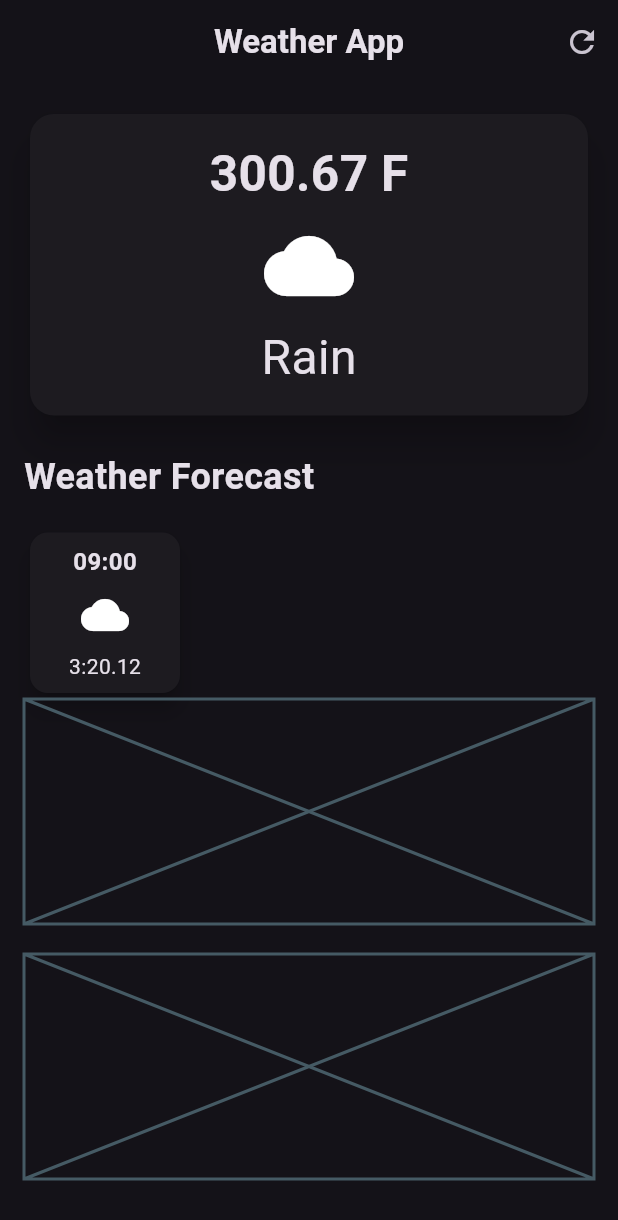
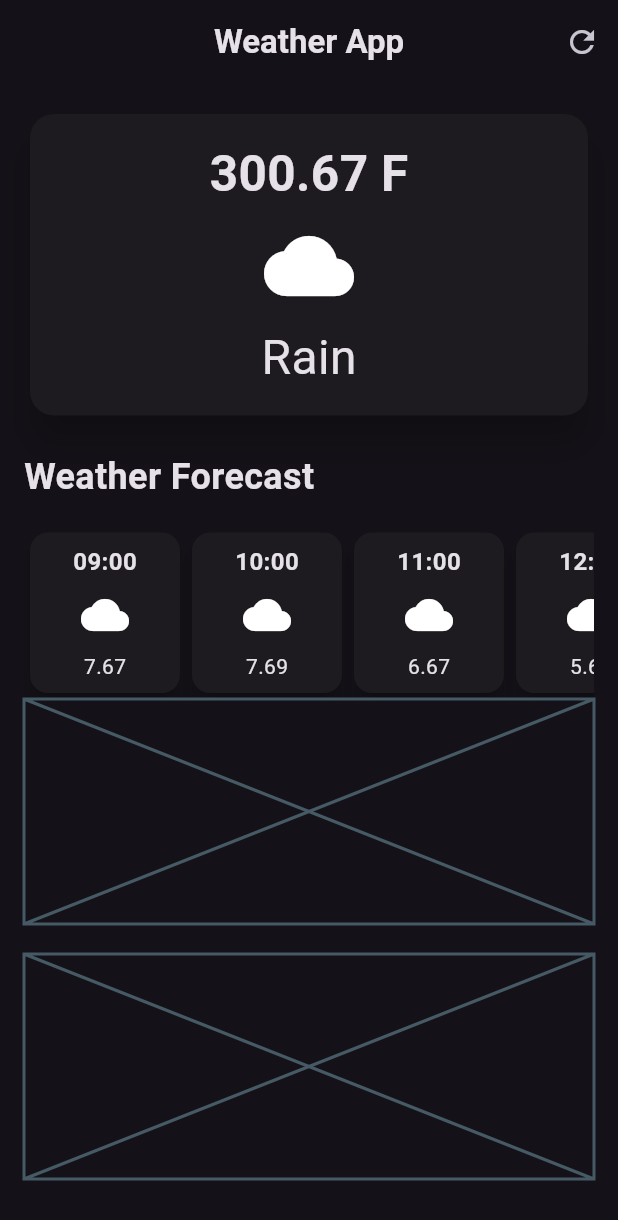
Before and after one commit to GreatGrant/Flutter-Weather-App, a Flutter app: the screen it shows after launch, on a phone screen of 412 x 824 dp. Shown: the top 1220 px of the screen. Run offline on Flutter 3.47's test engine with Material 3 defaults, Android fonts, the phone set to English and light mode, and no system bars.

```diff
--- a/lib/screens/pages/waether_screen.dart
+++ b/lib/screens/pages/waether_screen.dart
@@ -73,40 +73,17 @@ class HomePageState extends State<HomePage>{
             ),
             ),
             const SizedBox(height:  16),
-            Row(
-              children: [
-                Card(
-                  elevation: 6,
-                    child: Container(
-                      width: 100,
-                      padding: const EdgeInsets.all(8),
-                      decoration: BoxDecoration(
-                        borderRadius: BorderRadius.circular(12),
-                      ),
-                      child: const Column(
-                        children: [
-                          Text(
-                            "09:00",
-                            style: TextStyle(
-                                fontSize: 16,
-                                fontWeight: FontWeight.bold
-                            ),
-                          ),
-                          SizedBox(height: 8),
-                          Icon(
-                            Icons.cloud,
-                            size: 32,
-                          ),
-                          SizedBox(height: 8),
-                          Text(
-                            "3:20.12",
-                          ),
-                        ],
-                      ),
-                    ),
-
-                  ),
-              ],
+            const SingleChildScrollView(
+              scrollDirection: Axis.horizontal,
+              child: Row(
+                children: [
+                  HourlyForecastCardItem(time: "09:00", temperature: "7.67", icon: Icons.cloud),
+                  HourlyForecastCardItem(time: "10:00", temperature: "7.69", icon: Icons.cloud),
+                  HourlyForecastCardItem(time: "11:00", temperature: "6.67", icon: Icons.cloud),
+                  HourlyForecastCardItem(time: "12:00", temperature: "5.67", icon: Icons.cloud),
+                  HourlyForecastCardItem(time: "01:00", temperature: "7.70", icon: Icons.cloud),
+                ],
+              ),
             ),
             Placeholder(fallbackHeight: 150),
             SizedBox(height: 20),
@@ -118,3 +95,51 @@ class HomePageState extends State<HomePage>{
   }
 
 }
+
+class HourlyForecastCardItem extends StatelessWidget {
+  const HourlyForecastCardItem({
+    super.key,
+    required this.time,
+    required this.temperature,
+    required this.icon,
+  });
+
+  final String time;
+  final String temperature;
+  final IconData icon;
+
+  @override
+  Widget build(BuildContext context) {
+    return Card(
+      elevation: 6,
+        child: Container(
+          width: 100,
+          padding: const EdgeInsets.all(8),
+          decoration: BoxDecoration(
+            borderRadius: BorderRadius.circular(12),
+          ),
+          child:  Column(
+            children: [
+              Text(
+                time,
+                style: const TextStyle(
+                    fontSize: 16,
+                    fontWeight: FontWeight.bold
+                ),
+              ),
+              const SizedBox(height: 8),
+               Icon(
+                icon,
+                size: 32,
+              ),
+              const SizedBox(height: 8),
+              Text(
+                temperature,
+              ),
+            ],
+          ),
+        ),
+
+      );
+  }
+}
```
